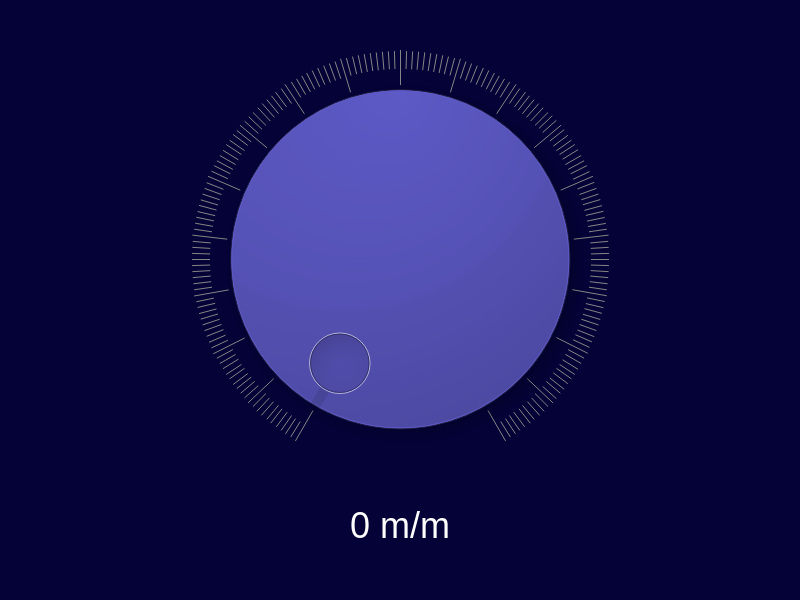
SEAME-pt/Team05_SEA-ME-WayFi, file DistributedEmbeddedSystems/digital_cluster/mainwindow.ui: the form before one commit.
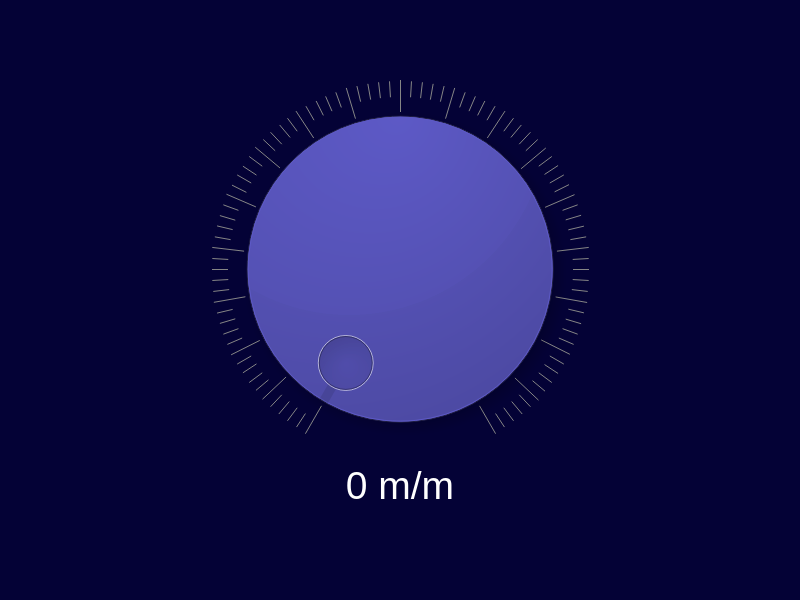
The form after the commit.

Patch:
```diff
--- a/DistributedEmbeddedSystems/digital_cluster/mainwindow.ui
+++ b/DistributedEmbeddedSystems/digital_cluster/mainwindow.ui
@@ -29,7 +29,7 @@
 border-color: rgb(4, 2, 54);
 gridline-color:rgb(4, 2, 54);</string>
    </property>
-   <layout class="QVBoxLayout" name="verticalLayout" stretch="4,1">
+   <layout class="QVBoxLayout" name="verticalLayout" stretch="2,0">
     <property name="spacing">
      <number>5</number>
     </property>
@@ -37,16 +37,31 @@
      <enum>QLayout::SetNoConstraint</enum>
     </property>
     <property name="topMargin">
-     <number>50</number>
+     <number>80</number>
     </property>
     <property name="bottomMargin">
-     <number>1</number>
+     <number>70</number>
     </property>
     <item>
      <widget class="QDial" name="dial">
+      <property name="font">
+       <font>
+        <pointsize>5</pointsize>
+        <kerning>true</kerning>
+       </font>
+      </property>
+      <property name="autoFillBackground">
+       <bool>false</bool>
+      </property>
       <property name="maximum">
        <number>180</number>
       </property>
+      <property name="singleStep">
+       <number>1</number>
+      </property>
+      <property name="orientation">
+       <enum>Qt::Horizontal</enum>
+      </property>
       <property name="notchesVisible">
        <bool>true</bool>
       </property>
@@ -54,9 +69,17 @@
     </item>
     <item>
      <widget class="QLabel" name="label">
+      <property name="sizePolicy">
+       <sizepolicy hsizetype="Preferred" vsizetype="Preferred">
+        <horstretch>0</horstretch>
+        <verstretch>0</verstretch>
+       </sizepolicy>
+      </property>
       <property name="font">
        <font>
-        <pointsize>27</pointsize>
+        <pointsize>29</pointsize>
+        <underline>false</underline>
+        <strikeout>false</strikeout>
        </font>
       </property>
       <property name="styleSheet">
```
